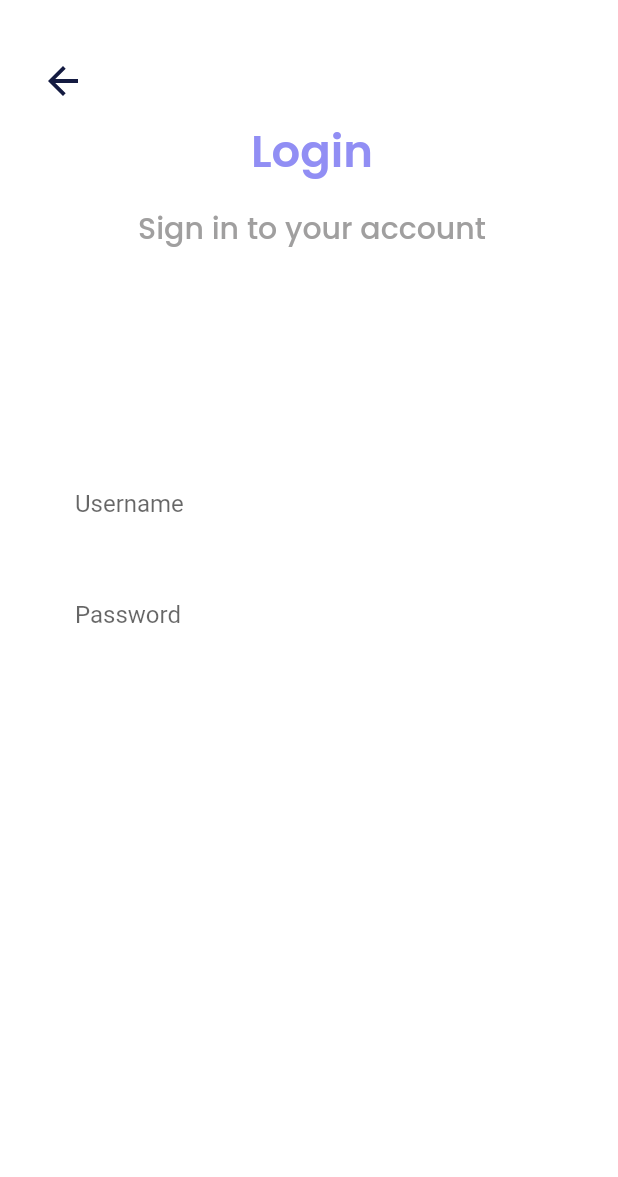
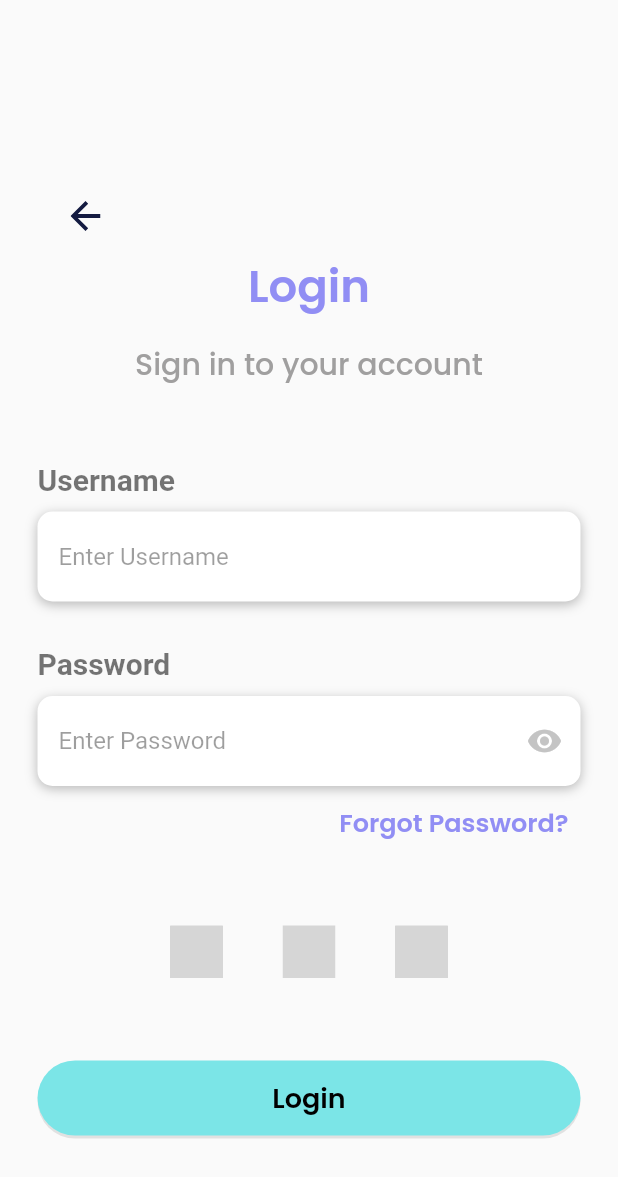
Before and after one commit to rk119/scrap_real, a Flutter app: the screen it shows after launch, after a tap on "I already have an account", on a phone screen of 412 x 824 dp. Shown: the top 1177 px of the screen. Run offline on Flutter 3.47's test engine with Material 2 defaults, Android fonts, the phone set to English and light mode, and no system bars; our stand-ins replace drop_shadow, flutter_svg, google_fonts; grey boxes are pictures that could not be loaded.

Commit message:
Implement login UI

```diff
--- a/lib/login.dart
+++ b/lib/login.dart
@@ -1,4 +1,5 @@
 import 'package:flutter/material.dart';
+import 'package:flutter/services.dart';
 import 'package:flutter_svg/svg.dart';
 import 'package:google_fonts/google_fonts.dart';
 import 'package:scrap_real/welcome.dart';
@@ -9,20 +10,10 @@ class LoginPage extends StatefulWidget {
   State<LoginPage> createState() => _LoginPageState();
 }
 
-class _LoginPageState extends State<LoginPage> {
-  @override
-  Widget build(BuildContext context) {
-    return Scaffold(
-      body: Container(
-        padding: const EdgeInsets.fromLTRB(10, 30, 30, 0),
-        width: double.infinity,
-        decoration: const BoxDecoration(
-          color: Color(0xffffffff),
-        ),
-        child: Column(
-          crossAxisAlignment: CrossAxisAlignment.start,
-          children: [
-            TextButton(
+Widget buildBackBtn(BuildContext context) {
+  return Container(
+    alignment: Alignment.centerLeft,
+    child: TextButton(
       onPressed: () {
         Navigator.push(
           context,
@@ -40,21 +31,11 @@ class _LoginPageState extends State<LoginPage> {
         ),
       ),
     ),
-            Container(
-              margin: const EdgeInsets.fromLTRB(40, 0, 0, 0),
-              width: 315,
-              child: Column(
-                crossAxisAlignment: CrossAxisAlignment.center,
-                children: [
-                  Container(
-                    padding: const EdgeInsets.fromLTRB(42, 0, 41, 140),
-                    width: double.infinity,
-                    child: Column(
-                      crossAxisAlignment: CrossAxisAlignment.center,
-                      children: [
-                        Container(
-                          margin: const EdgeInsets.fromLTRB(0, 0, 0, 14),
-                          child: Text(
+  );
+}
+
+Text textLogin() {
+  return Text(
     'Login',
     textAlign: TextAlign.center,
     style: GoogleFonts.poppins(
@@ -63,9 +44,11 @@ class _LoginPageState extends State<LoginPage> {
       height: 1.5,
       color: const Color(0xff918ef4),
     ),
-                          ),
-                        ),
-                        Text(
+  );
+}
+
+Text textSignIn() {
+  return Text(
     'Sign in to your account',
     textAlign: TextAlign.center,
     style: GoogleFonts.poppins(
@@ -74,286 +57,199 @@ class _LoginPageState extends State<LoginPage> {
       height: 1.5,
       color: Color(0xffa09f9f),
     ),
+  );
+}
+
+Widget buildUsername() {
+  return Column(
+    crossAxisAlignment: CrossAxisAlignment.start,
+    children: <Widget>[
+      const Text(
+        'Username',
+        style: TextStyle(
+          color: Colors.black54,
+          fontSize: 20,
+          fontWeight: FontWeight.bold,
+        ),
+      ),
+      const SizedBox(height: 10),
+      Container(
+          alignment: Alignment.centerLeft,
+          decoration: BoxDecoration(
+              color: Colors.white,
+              borderRadius: BorderRadius.circular(10),
+              boxShadow: const [
+                BoxShadow(
+                    color: Colors.black26, blurRadius: 6, offset: Offset(0, 2))
+              ]),
+          height: 60,
+          child: const TextField(
+            keyboardType: TextInputType.emailAddress,
+            style: TextStyle(color: Colors.black87),
+            decoration: InputDecoration(
+                border: InputBorder.none,
+                contentPadding: EdgeInsets.all(14),
+                // prefixIcon: Icon(Icons.boy_outlined, color: Color(0xff5ac18e)),
+                hintText: 'Enter Username',
+                hintStyle: TextStyle(color: Colors.black38)),
+          ))
+    ],
+  );
+}
+
+Widget buildPassword(bool obscureTextVal) {
+  return Column(
+    crossAxisAlignment: CrossAxisAlignment.start,
+    children: <Widget>[
+      const Text(
+        'Password',
+        style: TextStyle(
+          color: Colors.black54,
+          fontSize: 20,
+          fontWeight: FontWeight.bold,
+        ),
+      ),
+      const SizedBox(height: 10),
+      Container(
+          alignment: Alignment.centerLeft,
+          decoration: BoxDecoration(
+              color: Colors.white,
+              borderRadius: BorderRadius.circular(10),
+              boxShadow: const [
+                BoxShadow(
+                    color: Colors.black26, blurRadius: 6, offset: Offset(0, 2))
+              ]),
+          height: 60,
+          child: TextField(
+            obscureText: obscureTextVal,
+            style: const TextStyle(color: Colors.black87),
+            decoration: InputDecoration(
+                border: InputBorder.none,
+                contentPadding: const EdgeInsets.all(14),
+                // suffixIcon: Icon(Icons.lock, color: Color(0xff5ac18e)),
+                suffixIcon: GestureDetector(
+                    onTap: () {
+                      obscureTextVal = !obscureTextVal;
+                      print("clicked");
+                      print(obscureTextVal);
+                    },
+                    child: Icon(
+                        obscureTextVal
+                            ? Icons.visibility
+                            : Icons.visibility_off,
+                        color: const Color(0xffc4c4c4))),
+                hintText: 'Enter Password',
+                hintStyle: const TextStyle(color: Colors.black38)),
+          ))
+    ],
+  );
+}
+
+Widget buildForgotPassword() {
+  return Container(
+      alignment: Alignment.centerRight,
+      child: TextButton(
+        onPressed: () => print("Forgot Password pressed"),
+        child: Text('Forgot Password?',
+            style: GoogleFonts.poppins(
+              fontSize: 17,
+              color: const Color(0xff918ef4),
+              fontWeight: FontWeight.w600,
+            )),
+      ));
+}
+
+Widget buildAltLogin() {
+  return Row(
+    mainAxisAlignment: MainAxisAlignment.center,
+    children: [
+      SizedBox(
+        width: 35,
+        height: 35,
+        child: SvgPicture.asset(
+          'assets/icons/googlelogo.svg',
+        ),
+      ),
+      const SizedBox(width: 40),
+      SizedBox(
+        width: 35,
+        height: 35,
+        child: SvgPicture.asset(
+          'assets/icons/facebooklogo.svg',
+        ),
+      ),
+      const SizedBox(width: 40),
+      SizedBox(
+        width: 35,
+        height: 35,
+        child: SvgPicture.asset(
+          'assets/icons/twitterlogo.svg',
+        ),
+      ),
+    ],
+  );
+}
+
+Widget buildLogin() {
+  return Container(
+    width: double.infinity,
+    height: 50,
+    decoration: BoxDecoration(
+      color: const Color(0xff7be5e7),
+      borderRadius: BorderRadius.circular(30),
+      boxShadow: const [
+        BoxShadow(
+          color: Color(0x19000000),
+          offset: Offset(0, 2),
         ),
       ],
     ),
+    child: Center(
+      child: Text(
+        'Login',
+        textAlign: TextAlign.center,
+        style: GoogleFonts.poppins(
+          fontSize: 18,
+          fontWeight: FontWeight.w600,
+          height: 1.5,
+          color: Colors.black,
         ),
-                  Container(
-                    margin: const EdgeInsets.fromLTRB(0, 0, 0, 15),
-                    child: const TextField(
-                      decoration: InputDecoration(
-                          border: InputBorder.none,
-                          labelText: 'Username',
-                          hintText: 'Enter Your Username'),
-                    ),
-                  ),
-                  const TextField(
-                    decoration: InputDecoration(
-                        border: InputBorder.none,
-                        labelText: 'Password',
-                        hintText: 'Enter Your Password'),
-                  ),
-//   decoration:  BoxDecoration (
-//     borderRadius:  BorderRadius.circular(6),
-//   ),
-//   child:
-// Column(
-//   crossAxisAlignment:  CrossAxisAlignment.start,
-//   children:  [
-// Container(
-//   // usernameZGz (2:190)
-//   margin:  EdgeInsets.fromLTRB(0, 0, 0, 6),
-//   width:  double.infinity,
-//   child:
-// Text(
-//   'Username',
-//   textAlign:  TextAlign.center,
-//   style:  SafeGoogleFont (
-//     'Poppins',
-//     fontSize:  18*ffem,
-//     fontWeight:  FontWeight.w500,
-//     height:  1.5*ffem/fem,
-//     color:  Color(0xff141b41),
-//   ),
-// ),
-// ),
-// Container(
-//   // autogrouparectKG (SAQZfcd9RC3nL6aJjiAReC)
-//   padding:  EdgeInsets.fromLTRB(21.5, 12, 21.5, 12),
-//   width:  double.infinity,
-//   decoration:  BoxDecoration (
-//     color:  Color(0xfffdfbfb),
-//     borderRadius:  BorderRadius.circular(6),
-//     boxShadow:  [
-//       BoxShadow(
-//         color:  Color(0x3f000000),
-//         offset:  Offset(0, 1),
-//         blurRadius:  2,
-//       ),
-//     ],
-//   ),
-//   child:
-// Text(
-//   'Enter Username',
-//   textAlign:  TextAlign.center,
-//   style:  SafeGoogleFont (
-//     'Poppins',
-//     fontSize:  16*ffem,
-//     fontWeight:  FontWeight.w500,
-//     height:  1.5*ffem/fem,
-//     color:  Color(0xffc4c4c4),
-//   ),
-// ),
-// ),
-//   ],
-// ),
-// ),
-// Container(
-//   // passwordgroupjan (78:333)
-//   width:  double.infinity,
-//   child:
-// Column(
-//   crossAxisAlignment:  CrossAxisAlignment.start,
-//   children:  [
-// Container(
-//   // passwordhGi (2:192)
-//   margin:  EdgeInsets.fromLTRB(0, 0, 0, 4),
-//   width:  double.infinity,
-//   child:
-// Text(
-//   'Password',
-//   textAlign:  TextAlign.center,
-//   style:  SafeGoogleFont (
-//     'Poppins',
-//     fontSize:  18*ffem,
-//     fontWeight:  FontWeight.w500,
-//     height:  1.5*ffem/fem,
-//     color:  Color(0xff141b41),
-//   ),
-// ),
-// ),
-// Container(
-//   // autogroupwh5vpcE (SAQZtC6XGUwrvSK58sWh5v)
-//   margin:  EdgeInsets.fromLTRB(0, 0, 0, 7),
-//   padding:  EdgeInsets.fromLTRB(22.5, 12, 17.31, 12),
-//   width:  double.infinity,
-//   decoration:  BoxDecoration (
-//     color:  Color(0xfffdfbfb),
-//     borderRadius:  BorderRadius.circular(6),
-//     boxShadow:  [
-//       BoxShadow(
-//         color:  Color(0x3f000000),
-//         offset:  Offset(0, 1),
-//         blurRadius:  2,
-//       ),
-//     ],
-//   ),
-//   child:
-// Row(
-//   crossAxisAlignment:  CrossAxisAlignment.center,
-//   children:  [
-// Container(
-//   // enterpasswordK3C (2:202)
-//   margin:  EdgeInsets.fromLTRB(0, 0, 130.56, 0),
-//   child:
-// Text(
-//   'Enter Password',
-//   textAlign:  TextAlign.center,
-//   style:  SafeGoogleFont (
-//     'Poppins',
-//     fontSize:  16*ffem,
-//     fontWeight:  FontWeight.w500,
-//     height:  1.5*ffem/fem,
-//     color:  Color(0xffc4c4c4),
-//   ),
-// ),
-// ),
-// Container(
-//   // akariconseyeslashedER4 (2:205)
-//   width:  21.63,
-//   height:  16,
-//   child:
-// Image.network(
-//   [Image url]
-//   width:  21.63,
-//   height:  16,
-// ),
-// ),
-//   ],
-// ),
-// ),
-// TextButton(
-//   // forgotpasswordxrr (2:193)
-//   onPressed:  () {},
-//   style:  TextButton.styleFrom (
-//     padding:  EdgeInsets.zero,
-//   ),
-//   child:
-// Container(
-//   width:  double.infinity,
-//   child:
-// Text(
-//   'Forgot Password?',
-//   textAlign:  TextAlign.center,
-//   style:  SafeGoogleFont (
-//     'Poppins',
-//     fontSize:  16*ffem,
-//     fontWeight:  FontWeight.w500,
-//     height:  1.5*ffem/fem,
-//     color:  Color(0xffbc2c20),
-//   ),
-// ),
-// ),
-// ),
-//   ],
-// ),
-// ),
-// Container(
-//   // autogroupfu1e6TG (SAQZE3XRJKBDBMNeKffu1e)
-//   padding:  EdgeInsets.fromLTRB(4, 63, 4, 0),
-//   width:  double.infinity,
-//   child:
-// Column(
-//   crossAxisAlignment:  CrossAxisAlignment.center,
-//   children:  [
-// Container(
-//   // group11437c (8:227)
-//   margin:  EdgeInsets.fromLTRB(59, 0, 69.27, 62),
-//   child:
-// TextButton(
-//   onPressed:  () {},
-//   style:  TextButton.styleFrom (
-//     padding:  EdgeInsets.zero,
-//   ),
-//   child:
-// Container(
-//   width:  double.infinity,
-//   child:
-// Row(
-//   crossAxisAlignment:  CrossAxisAlignment.center,
-//   children:  [
-// Container(
-//   // group1139wL (2:211)
-//   margin:  EdgeInsets.fromLTRB(0, 0, 42.12, 0),
-//   width:  31.61,
-//   height:  30,
-//   child:
-// Image.network(
-//   [Image url]
-//   width:  31.61,
-//   height:  30,
-// ),
-// ),
-// Container(
-//   // facebook1gRU (2:218)
-//   margin:  EdgeInsets.fromLTRB(0, 0, 42, 0),
-//   width:  31,
-//   height:  30,
-//   child:
-// Image.network(
-//   [Image url]
-//   fit:  BoxFit.cover,
-// ),
-// ),
-// Container(
-//   // instagramDwC (2:219)
-//   width:  32,
-//   height:  30,
-//   child:
-// Image.network(
-//   [Image url]
-//   fit:  BoxFit.cover,
-// ),
-// ),
-//   ],
-// ),
-// ),
-// ),
-// ),
-// Container(
-//   // logingroupa14 (78:467)
-//   margin:  EdgeInsets.fromLTRB(0, 0, 12, 0),
-//   width:  295,
-//   height:  48,
-//   decoration:  BoxDecoration (
-//     color:  Color(0xff7be5e7),
-//     borderRadius:  BorderRadius.circular(22),
-//     boxShadow:  [
-//       BoxShadow(
-//         color:  Color(0x3f000000),
-//         offset:  Offset(0, 1),
-//         blurRadius:  2,
-//       ),
-//     ],
-//   ),
-//   child:
-// Center(
-//   child:
-// Text(
-//   'Login',
-//   textAlign:  TextAlign.center,
-//   style:  SafeGoogleFont (
-//     'Poppins',
-//     fontSize:  20*ffem,
-//     fontWeight:  FontWeight.w600,
-//     height:  1.5*ffem/fem,
-//     color:  Color(0xff000000),
-//   ),
-// ),
-// ),
-// ),
-//   ],
-// ),
-// ),
-//   ],
-// ),
-// ),
-                ],
-              ),
-            ),
-          ],
       ),
     ),
   );
 }
+
+class _LoginPageState extends State<LoginPage> {
+  bool obscureText = true;
+  @override
+  Widget build(BuildContext context) {
+    return Scaffold(
+        body: AnnotatedRegion<SystemUiOverlayStyle>(
+            value: SystemUiOverlayStyle.light,
+            child: GestureDetector(
+                child: SingleChildScrollView(
+                    physics: const AlwaysScrollableScrollPhysics(),
+                    padding: const EdgeInsets.symmetric(
+                      horizontal: 25,
+                      vertical: 120,
+                    ),
+                    child: Column(
+                      mainAxisAlignment: MainAxisAlignment.center,
+                      children: <Widget>[
+                        buildBackBtn(context),
+                        textLogin(),
+                        const SizedBox(height: 15),
+                        textSignIn(),
+                        const SizedBox(height: 50),
+                        buildUsername(),
+                        const SizedBox(height: 30),
+                        buildPassword(obscureText),
+                        buildForgotPassword(),
+                        const SizedBox(height: 45),
+                        buildAltLogin(),
+                        const SizedBox(height: 55),
+                        buildLogin(),
+                      ],
+                    )))));
   }
+}
--- a/lib/welcome.dart
+++ b/lib/welcome.dart
@@ -14,6 +14,7 @@ class _WelcomePageState extends State<WelcomePage> {
   @override
   Widget build(BuildContext context) {
     return Scaffold(
+      resizeToAvoidBottomInset: false, // prevents pixel overflow
       body: Container(
         padding: const EdgeInsets.fromLTRB(30, 80, 30, 0),
         width: double.infinity,
```
Also changed, not shown: 1 other file. Lines whose indentation alone changed are shown as unchanged.
